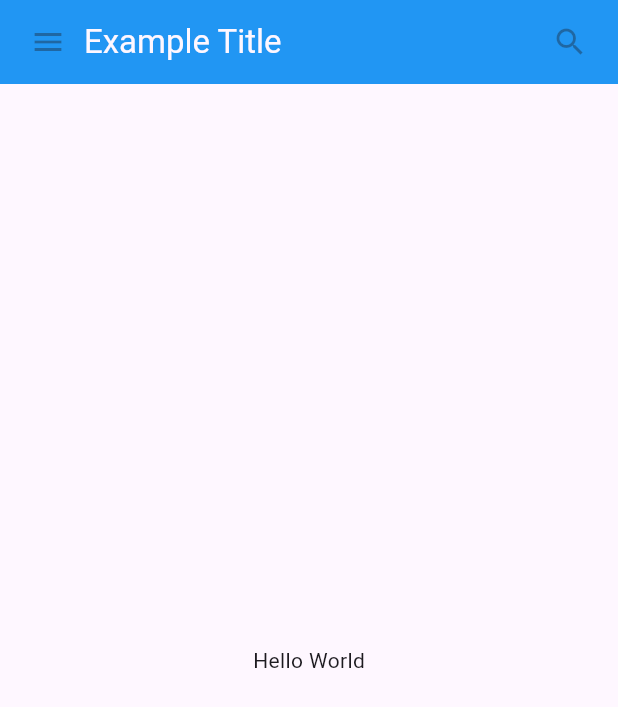
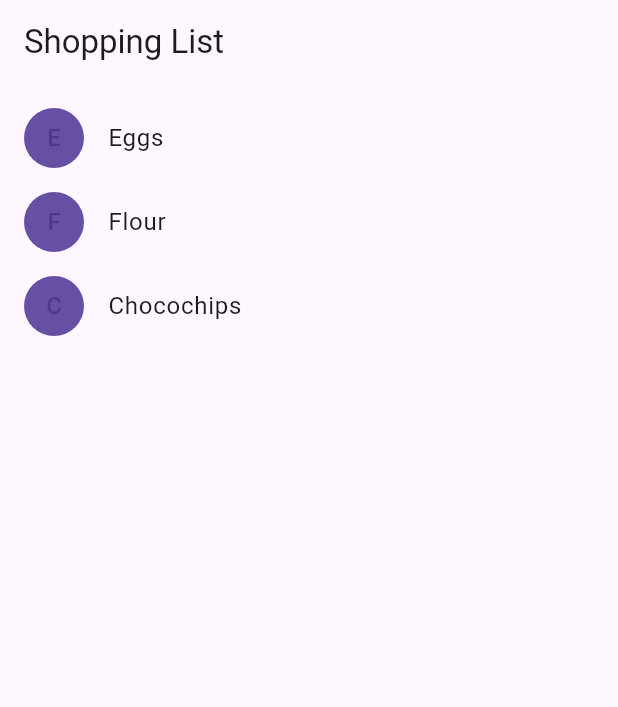
Before and after one commit to PT-Akar-Inti-Teknologi/learning_flutter_imam_auliya_nurakhman, a Flutter app: the screen it shows after launch, on a phone screen of 412 x 824 dp. Shown: the top 707 px of the screen. Run offline on Flutter 3.47's test engine with Material 3 defaults, Android fonts, the phone set to English and light mode, and no system bars.

Commit message:
List on flutter

```diff
--- a/flutter_application_learning/lib/main.dart
+++ b/flutter_application_learning/lib/main.dart
@@ -1,53 +1,92 @@
+// ignore_for_file: avoid_print
+
 import 'package:flutter/material.dart';
 
-class MyAppBar extends StatelessWidget {
-  const MyAppBar({required this.title, super.key});
-  final Widget title;
+// ============== WIDGET LIFESTYLE EVENT ==============
+
+class Product {
+  const Product({required this.name});
+
+  final String name;
+}
+
+typedef CartChangedCallback = Function(Product product, bool inCart);
+
+class ShoppingListItem extends StatelessWidget {
+  ShoppingListItem(
+      {required this.product,
+      required this.inCart,
+      required this.onCartChanged})
+      : super(key: ObjectKey(product));
+
+  final Product product;
+  final bool inCart;
+  final CartChangedCallback onCartChanged;
+
+  Color _getColor(BuildContext context) {
+    return inCart ? Colors.black54 : Theme.of(context).primaryColor;
+  }
+
+  TextStyle? _getTextStyle(BuildContext context) {
+    if (!inCart) return null;
+    return const TextStyle(
+        color: Colors.black54, decoration: TextDecoration.lineThrough);
+  }
 
   @override
   Widget build(BuildContext context) {
-    return Container(
-      height: 56,
-      padding: const EdgeInsets.symmetric(horizontal: 8),
-      decoration: BoxDecoration(color: Colors.blue[500]),
-      child: Row(
-        children: [
-          const IconButton(
-            icon: Icon(Icons.menu),
-            tooltip: 'Navigation Menu',
-            onPressed: null,
-          ),
-          Expanded(child: title),
-          const IconButton(
-            icon: Icon(Icons.search),
-            tooltip: 'Search',
-            onPressed: null,
-          )
-        ],
+    return ListTile(
+      onTap: () {
+        onCartChanged(product, inCart);
+      },
+      leading: CircleAvatar(
+        backgroundColor: _getColor(context),
+        child: Text(product.name[0]),
+      ),
+      title: Text(
+        product.name,
+        style: _getTextStyle(context),
       ),
     );
   }
 }
 
-class MyScaffold extends StatelessWidget {
-  const MyScaffold({super.key});
+class ShoppingList extends StatefulWidget {
+  const ShoppingList({required this.products, super.key});
+
+  final List<Product> products;
+
+  @override
+  State<ShoppingList> createState() => _ShoppingListState();
+}
+
+class _ShoppingListState extends State<ShoppingList> {
+  final _shopingCart = <Product>{};
+
+  void _handleStateChanged(Product product, bool inCart) {
+    setState(() {
+      if (!inCart) {
+        _shopingCart.add(product);
+      } else {
+        _shopingCart.remove(product);
+      }
+    });
+  }
 
   @override
   Widget build(BuildContext context) {
-    return Material(
-      child: Column(
-        children: [
-          MyAppBar(
-            title: Text(
-              'Example Title',
-              style: Theme.of(context).primaryTextTheme.titleLarge,
-            ),
-          ),
-          const Expanded(
-              child: Center(
-            child: Text('Hello World'),
-          ))
-        ],
+    return Scaffold(
+      appBar: AppBar(
+        title: const Text('Shopping List'),
+      ),
+      body: ListView(
+        padding: const EdgeInsets.symmetric(vertical: 8),
+        children: widget.products.map((product) {
+          return ShoppingListItem(
+              product: product,
+              inCart: _shopingCart.contains(product),
+              onCartChanged: _handleStateChanged);
+        }).toList(),
       ),
     );
   }
@@ -55,9 +94,14 @@
 
 void main() {
   runApp(const MaterialApp(
-    title: 'My App',
-    home: SafeArea(child: MyScaffold()),
-  ));
+      title: 'Shopping App',
+      home: ShoppingList(
+        products: [
+          Product(name: 'Eggs'),
+          Product(name: 'Flour'),
+          Product(name: 'Chocochips'),
+        ],
+      )));
 }
 
 
@@ -70,128 +114,194 @@
 
 
 
-// import 'package:flutter/material.dart';
 
-// void main() {
-//   runApp(const MyApp());
+
+
+
+
+
+
+
+
+
+
+
+
+
+
+
+
+
+// ============== CART ================================
+
+// class Product {
+//   const Product({required this.name});
+
+//   final String name;
 // }
 
-// class MyApp extends StatelessWidget {
-//   const MyApp({super.key});
+// typedef CartChangedCallback = Function(Product product, bool inCart);
 
-//   // This widget is the root of your application.
+// class ShoppingListItem extends StatelessWidget {
+//   // const ShoppingListItem({super.key});
+//   ShoppingListItem({
+//     required this.product,
+//     required this.inCart,
+//     required this.onCartChanged,
+//   }) : super(key: ObjectKey(product));
+
+//   final Product product;
+//   final bool inCart;
+//   final CartChangedCallback onCartChanged;
+
+//   Color _getColor(BuildContext context) {
+//     return inCart ? Colors.black54 : Theme.of(context).primaryColor;
+//   }
+
+//   TextStyle? _getTextStyle(BuildContext context) {
+//     if (!inCart) return null;
+
+//     return const TextStyle(
+//       color: Colors.black54,
+//       decoration: TextDecoration.lineThrough,
+//     );
+//   }
+
 //   @override
 //   Widget build(BuildContext context) {
-//     return MaterialApp(
-//       title: 'Flutter Demo',
-//       theme: ThemeData(
-//         // This is the theme of your application.
-//         //
-//         // TRY THIS: Try running your application with "flutter run". You'll see
-//         // the application has a purple toolbar. Then, without quitting the app,
-//         // try changing the seedColor in the colorScheme below to Colors.green
-//         // and then invoke "hot reload" (save your changes or press the "hot
-//         // reload" button in a Flutter-supported IDE, or press "r" if you used
-//         // the command line to start the app).
-//         //
-//         // Notice that the counter didn't reset back to zero; the application
-//         // state is not lost during the reload. To reset the state, use hot
-//         // restart instead.
-//         //
-//         // This works for code too, not just values: Most code changes can be
-//         // tested with just a hot reload.
-//         colorScheme: ColorScheme.fromSeed(seedColor: Colors.deepPurple),
-//         useMaterial3: true,
+//     return ListTile(
+//       onTap: () {
+//         onCartChanged(product, inCart);
+//       },
+//       leading: CircleAvatar(backgroundColor: _getColor(context)),
+//       title: Text(
+//         product.name,
+//         style: _getTextStyle(context),
 //       ),
-//       home: const MyHomePage(title: 'Flutter Demo Home Page'),
 //     );
 //   }
 // }
 
-// class MyHomePage extends StatefulWidget {
-//   const MyHomePage({super.key, required this.title});
+// void main() {
+//   runApp(
+//     MaterialApp(
+//       home: Scaffold(
+//         body: Center(
+//           child: ShoppingListItem(
+//             product: const Product(name: 'Chips'),
+//             inCart: true,
+//             onCartChanged: (product, inCart) {},
+//           ),
+//         ),
+//       ),
+//     ),
+//   );
+// }
 
-//   // This widget is the home page of your application. It is stateful, meaning
-//   // that it has a State object (defined below) that contains fields that affect
-//   // how it looks.
 
-//   // This class is the configuration for the state. It holds the values (in this
-//   // case the title) provided by the parent (in this case the App widget) and
-//   // used by the build method of the State. Fields in a Widget subclass are
-//   // always marked "final".
 
-//   final String title;
+// =======CHANGING WIDGETS IN RESPONSE TO INPUT=========
+
+// class Counter extends StatefulWidget {
+//   const Counter({super.key});
 
 //   @override
-//   State<MyHomePage> createState() => _MyHomePageState();
+//   State<Counter> createState() => _CounterState();
 // }
 
-// class _MyHomePageState extends State<MyHomePage> {
+// class _CounterState extends State<Counter> {
 //   int _counter = 0;
 
-//   void _incrementCounter() {
+//   void _increment() {
 //     setState(() {
-//       // This call to setState tells the Flutter framework that something has
-//       // changed in this State, which causes it to rerun the build method below
-//       // so that the display can reflect the updated values. If we changed
-//       // _counter without calling setState(), then the build method would not be
-//       // called again, and so nothing would appear to happen.
-//       _counter++;
+//       ++_counter;
 //     });
 //   }
 
 //   @override
 //   Widget build(BuildContext context) {
-//     // This method is rerun every time setState is called, for instance as done
-//     // by the _incrementCounter method above.
-//     //
-//     // The Flutter framework has been optimized to make rerunning build methods
-//     // fast, so that you can just rebuild anything that needs updating rather
-//     // than having to individually change instances of widgets.
-//     return Scaffold(
-//       appBar: AppBar(
-//         // TRY THIS: Try changing the color here to a specific color (to
-//         // Colors.amber, perhaps?) and trigger a hot reload to see the AppBar
-//         // change color while the other colors stay the same.
-//         backgroundColor: Theme.of(context).colorScheme.inversePrimary,
-//         // Here we take the value from the MyHomePage object that was created by
-//         // the App.build method, and use it to set our appbar title.
-//         title: Text(widget.title),
-//       ),
-//       body: Center(
-//         // Center is a layout widget. It takes a single child and positions it
-//         // in the middle of the parent.
-//         child: Column(
-//           // Column is also a layout widget. It takes a list of children and
-//           // arranges them vertically. By default, it sizes itself to fit its
-//           // children horizontally, and tries to be as tall as its parent.
-//           //
-//           // Column has various properties to control how it sizes itself and
-//           // how it positions its children. Here we use mainAxisAlignment to
-//           // center the children vertically; the main axis here is the vertical
-//           // axis because Columns are vertical (the cross axis would be
-//           // horizontal).
-//           //
-//           // TRY THIS: Invoke "debug painting" (choose the "Toggle Debug Paint"
-//           // action in the IDE, or press "p" in the console), to see the
-//           // wireframe for each widget.
-//           mainAxisAlignment: MainAxisAlignment.center,
-//           children: <Widget>[
-//             const Text(
-//               'You have pushed the button this many times:',
-//             ),
-//             Text(
-//               '$_counter',
-//               style: Theme.of(context).textTheme.headlineMedium,
-//             ),
-//           ],
+//     return Row(
+//       mainAxisAlignment: MainAxisAlignment.center,
+//       children: <Widget>[
+//         CounterIncrementor(onPress: _increment),
+//         const SizedBox(
+//           width: 46,
 //         ),
-//       ),
-//       floatingActionButton: FloatingActionButton(
-//         onPressed: _incrementCounter,
-//         tooltip: 'Increment',
-//         child: const Icon(Icons.add),
-//       ), // This trailing comma makes auto-formatting nicer for build methods.
+//         CounterDisplay(count: _counter)
+//       ],
 //     );
 //   }
 // }
+
+// class CounterDisplay extends StatelessWidget {
+//   const CounterDisplay({required this.count, super.key});
+//   final int count;
+
+//   @override
+//   Widget build(BuildContext context) {
+//     return Text('Count: $count');
+//   }
+// }
+
+// class CounterIncrementor extends StatelessWidget {
+//   const CounterIncrementor({required this.onPress, super.key});
+
+//   final VoidCallback onPress;
+
+//   @override
+//   Widget build(BuildContext context) {
+//     return ElevatedButton(onPressed: onPress, child: const Text('Increment'));
+//   }
+// }
+
+// void main() {
+//   runApp(const MaterialApp(
+//     home: Scaffold(
+//       body: Center(
+//         child: Counter(),
+//       ),
+//     ),
+//   ));
+// }
+
+
+
+// =============HANDLING GESTURES==============
+
+// class MyButton extends StatelessWidget {
+//   const MyButton({super.key});
+
+//   @override
+//   Widget build(BuildContext context) {
+//     return GestureDetector(
+//       onTap: () {
+//         print('ON TAP');
+//       },
+//       onLongPress: () {
+//         print('ON LONG PRESS');
+//       },
+//       child: Container(
+//         height: 50,
+//         padding: const EdgeInsets.all(8),
+//         margin: const EdgeInsets.symmetric(horizontal: 8),
+//         decoration: BoxDecoration(
+//           borderRadius: BorderRadius.circular(5),
+//           color: Colors.lightGreen[500],
+//         ),
+//         child: const Center(
+//           child: Text('Engage'),
+//         ),
+//       ),
+//     );
+//   }
+// }
+
+// void main() {
+//   runApp(const MaterialApp(
+//     home: Scaffold(
+//       body: Center(
+//         child: MyButton(),
+//       ),
+//     ),
+//   ));
+// }
```
